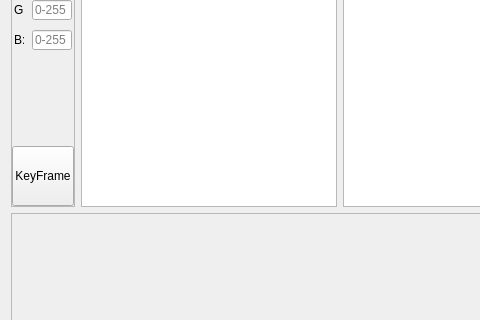
The window that mainwindow.ui (unrelentingfox/TowerAnimator-cs383) describes before a commit, drawn with Qt 5; both pictures show x 0 to 480 and y 288 to 608 of the 1220 by 759 pixel window.
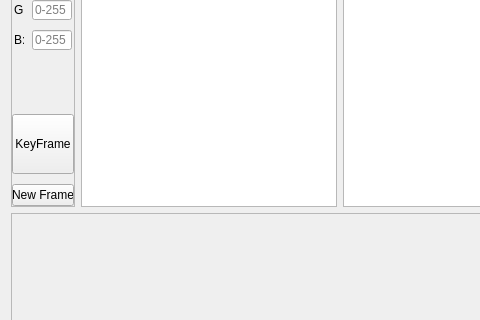
The same window after the commit. Custom widgets are drawn as their Qt base class.

Commit message: Added a New Frame button. Frames allign left

Patch:
```diff
--- a/mainwindow.ui
+++ b/mainwindow.ui
@@ -241,6 +241,13 @@
            </property>
           </widget>
          </item>
+         <item>
+          <widget class="QPushButton" name="AddFrame">
+           <property name="text">
+            <string>New Frame</string>
+           </property>
+          </widget>
+         </item>
         </layout>
        </widget>
       </item>
```
Left out of the diff: 3 changed lines with no effect on the pictures. The commit also changes 4 other files.
